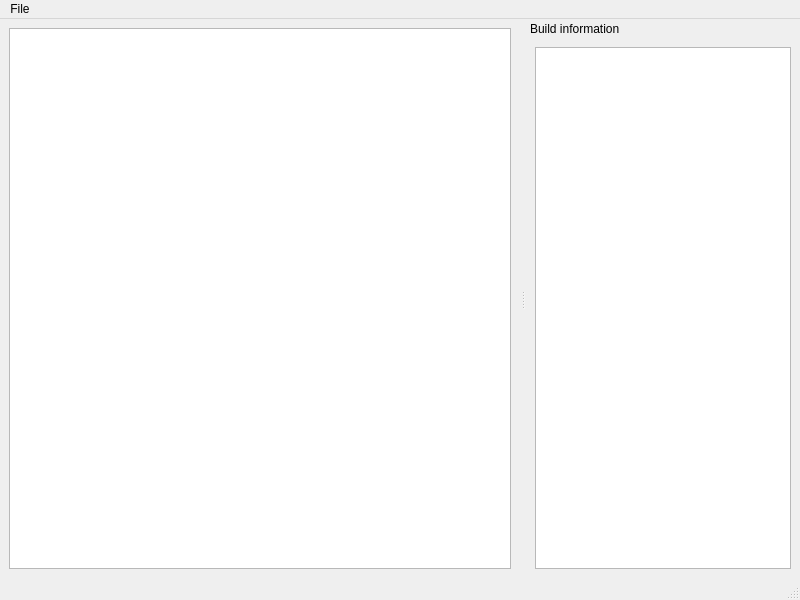
Before: the Qt Designer form gui/mozregui/ui/mainwindow.ui in mozilla/mozregression, drawn with Qt 5.
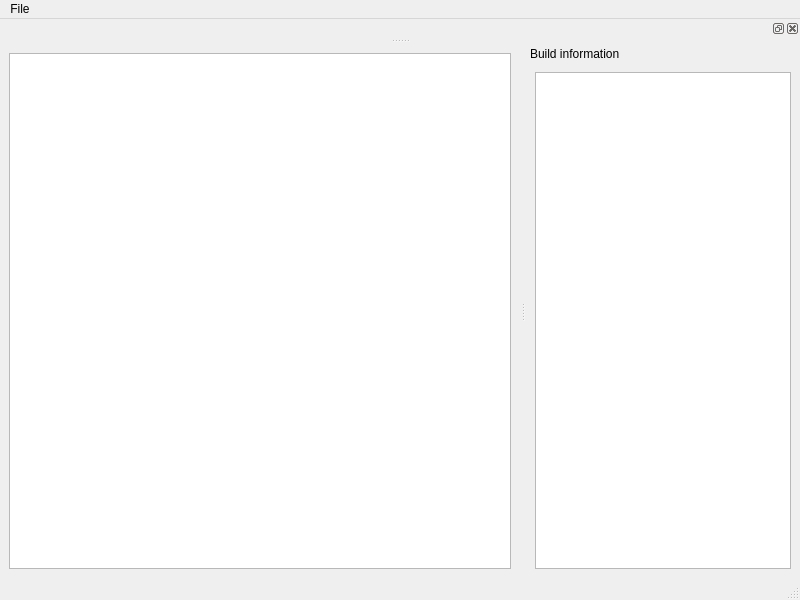
After: the same form once the commit is applied. Custom widgets are drawn as their Qt base class.

What changed in the file:
```diff
--- a/gui/mozregui/ui/mainwindow.ui
+++ b/gui/mozregui/ui/mainwindow.ui
@@ -75,6 +75,12 @@
     </layout>
    </widget>
   </widget>
+  <widget class="QDockWidget" name="dockWidget_2">
+   <attribute name="dockWidgetArea">
+    <number>4</number>
+   </attribute>
+   <widget class="BisectOptions" name="bisect_options"/>
+  </widget>
   <action name="actionStart_a_new_bisection">
    <property name="text">
     <string>Start a new bisection</string>
@@ -97,6 +103,12 @@
    <extends>QTableView</extends>
    <header>mozregui.report</header>
   </customwidget>
+  <customwidget>
+   <class>BisectOptions</class>
+   <extends>QWidget</extends>
+   <header>mozregui.bisect_options</header>
+   <container>1</container>
+  </customwidget>
  </customwidgets>
  <resources/>
  <connections>
```
Left out of the diff: 21 changed lines with no effect on the pictures.
